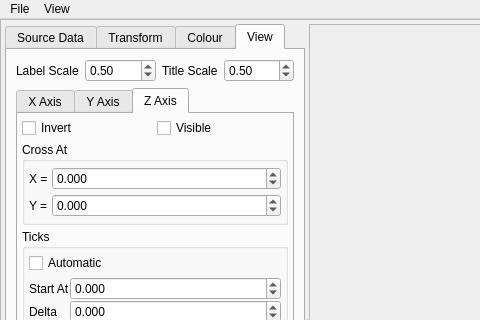
Qt form src/gui/fqplot.ui (trisyoungs/uchroma) before a commit; both pictures show x 0 to 480 and y 0 to 320 of the 717 by 654 pixel window.
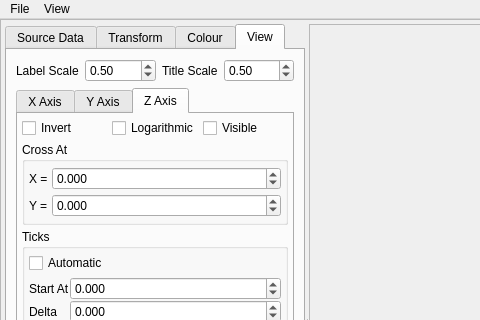
The same form after that commit. The open tabs and pages were chosen to show the change. Icons and pictures are not drawn. Custom widgets are drawn as their Qt base class.

Commit message: Fixed commit script to change version numbers in src/version.h. Added logarithmic axis option. Axis label positioning is now better, especially when rotating about local z-axis.

Patch:
```diff
--- a/src/gui/fqplot.ui
+++ b/src/gui/fqplot.ui
@@ -2039,6 +2039,13 @@
                     </property>
                    </widget>
                   </item>
+                  <item>
+                   <widget class="QCheckBox" name="ViewZAxisLogarithmicCheck">
+                    <property name="text">
+                     <string>Logarithmic</string>
+                    </property>
+                   </widget>
+                  </item>
                   <item>
                    <widget class="QCheckBox" name="ViewZAxisVisibleCheck">
                     <property name="text">
```
Left out of the diff: 16 changed lines with no effect on the pictures. The commit also changes 16 other files.
